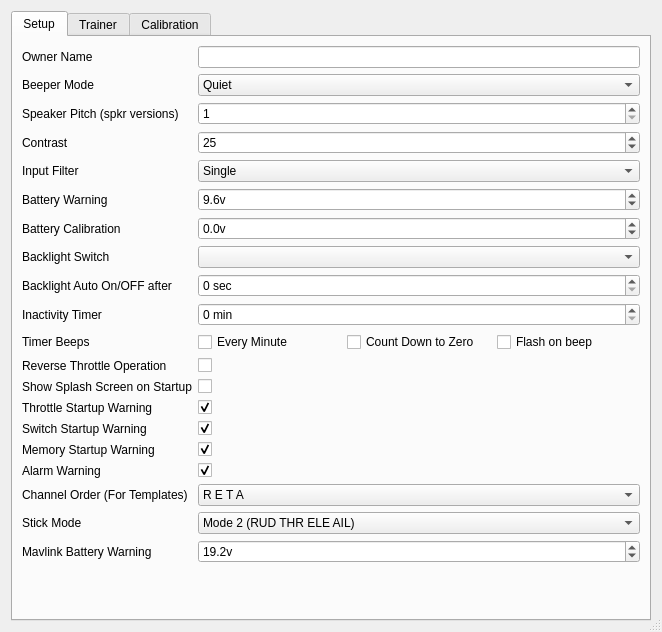
First picture: the form in gveepe/src/generaledit.ui, repository neolu/gv9x, before the edit.
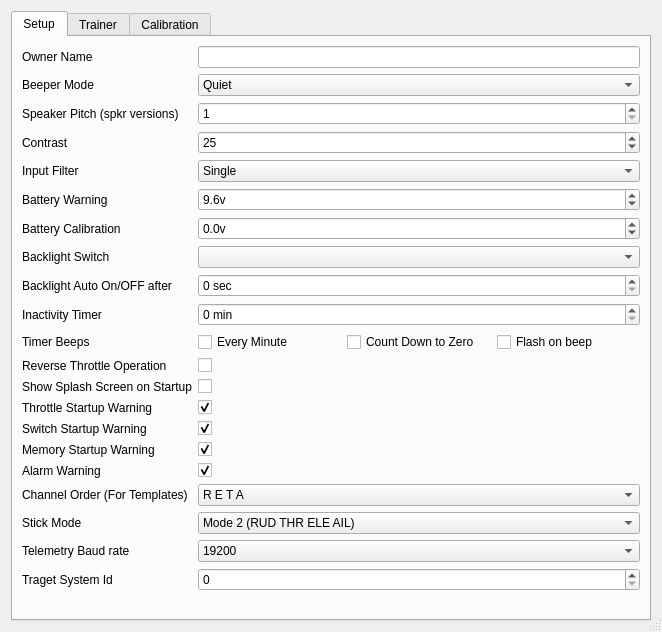
Second picture: the form after the edit. Icons and pictures are not drawn.

Patch:
```diff
--- a/gveepe/src/generaledit.ui
+++ b/gveepe/src/generaledit.ui
@@ -656,7 +656,7 @@
          </item>
         </widget>
        </item>
-       <item row="22" column="2">
+       <item row="23" column="2">
         <spacer name="verticalSpacer_2">
          <property name="orientation">
           <enum>Qt::Vertical</enum>
@@ -800,35 +800,36 @@
        <item row="21" column="0">
         <widget class="QLabel" name="label_23">
          <property name="text">
-          <string>Mavlink Battery Warning</string>
+          <string>Telemetry Baud rate</string>
          </property>
         </widget>
        </item>
        <item row="21" column="2">
-        <widget class="QDoubleSpinBox" name="mavlinkbattwarningDSB">
-         <property name="whatsThis">
-          <string>Mavlink Battery warning voltage.
-This is the threashhold where the battery warning sounds.
-
-Acceptable values are 5v..25v</string>
-         </property>
-         <property name="suffix">
-          <string>v</string>
-         </property>
-         <property name="decimals">
-          <number>1</number>
-         </property>
-         <property name="minimum">
-          <double>5.000000000000000</double>
-         </property>
-         <property name="maximum">
-          <double>25.000000000000000</double>
-         </property>
-         <property name="singleStep">
-          <double>0.100000000000000</double>
-         </property>
-         <property name="value">
-          <double>19.2000000000000</double>
+        <widget class="QComboBox" name="baudRateCB">
+         <item>
+          <property name="text">
+           <string>19200</string>
+          </property>
+         </item>
+         <item>
+          <property name="text">
+           <string>38400</string>
+          </property>
+         </item>
+         <item>
+          <property name="text">
+           <string>57600</string>
+          </property>
+         </item>
+        </widget>
+       </item>
+       <item row="22" column="2">
+        <widget class="QSpinBox" name="mavTargetSystemSB"/>
+       </item>
+       <item row="22" column="0">
+        <widget class="QLabel" name="label_30">
+         <property name="text">
+          <string>Traget System Id</string>
          </property>
         </widget>
        </item>
```
